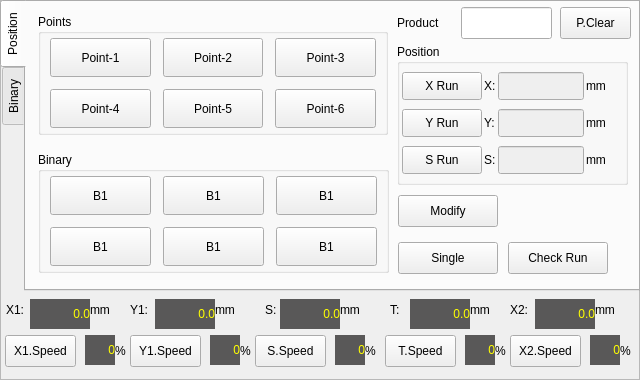
Old version of the form hcmanualoperation/ichcmanualoperationpageframe.ui in the repository GaussCheng/2-5AxisPunch.
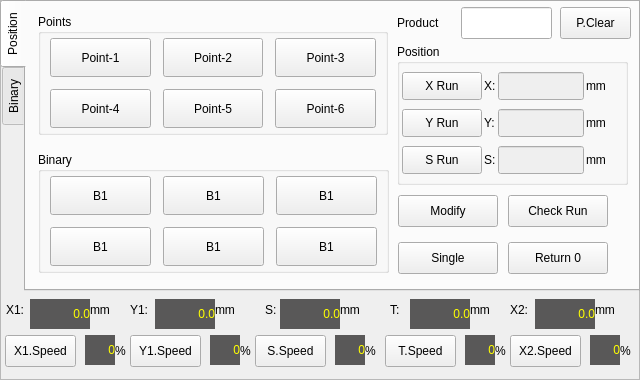
New version of the form. Custom widgets are drawn as their Qt base class.

What changed in the file:
```diff
--- a/hcmanualoperation/ichcmanualoperationpageframe.ui
+++ b/hcmanualoperation/ichcmanualoperationpageframe.ui
@@ -430,7 +430,7 @@
      <property name="geometry">
       <rect>
        <x>482</x>
-       <y>240</y>
+       <y>193</y>
        <width>100</width>
        <height>32</height>
       </rect>
@@ -666,6 +666,25 @@
       <string>P.Clear</string>
      </property>
     </widget>
+    <widget class="QPushButton" name="return0Button">
+     <property name="geometry">
+      <rect>
+       <x>482</x>
+       <y>240</y>
+       <width>100</width>
+       <height>32</height>
+      </rect>
+     </property>
+     <property name="sizePolicy">
+      <sizepolicy hsizetype="Minimum" vsizetype="Preferred">
+       <horstretch>0</horstretch>
+       <verstretch>0</verstretch>
+      </sizepolicy>
+     </property>
+     <property name="text">
+      <string>Return 0</string>
+     </property>
+    </widget>
    </widget>
    <widget class="QWidget" name="tab_2">
     <attribute name="title">
```
